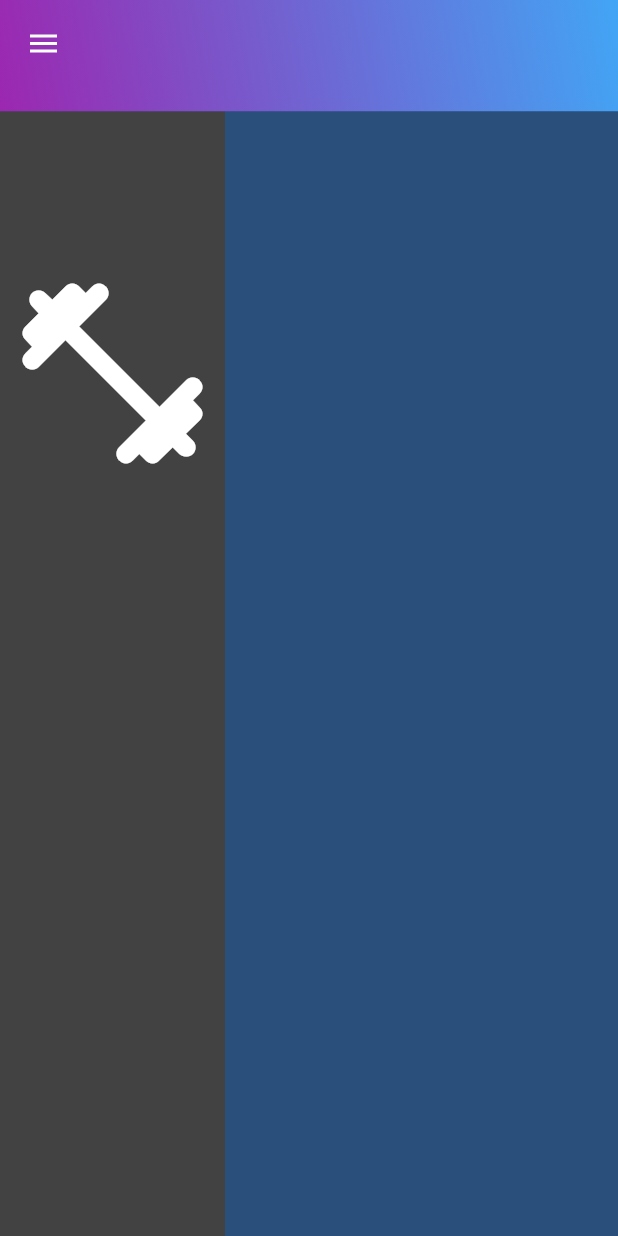
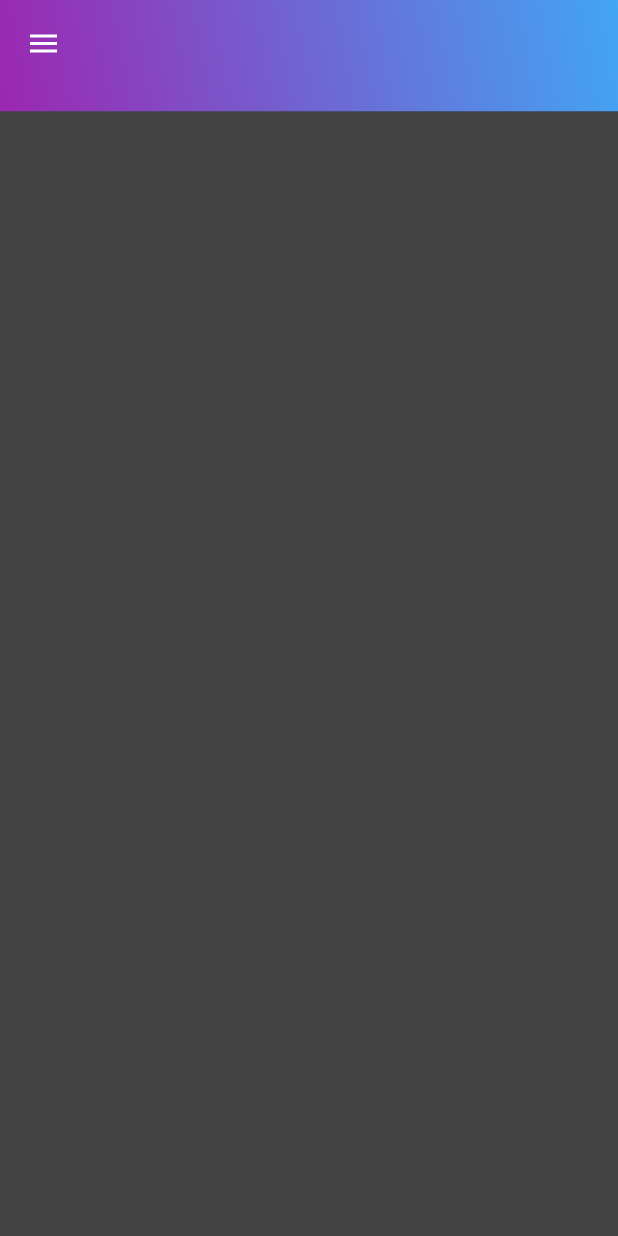
Before and after one commit to mr-scott-jordan/workout-app, a Flutter app: the ListOfWorkoutsPage screen opened by its route, on a phone screen of 412 x 824 dp. Run offline on Flutter 3.47's test engine with Material 2 defaults, Android fonts, the phone set to English and light mode, and no system bars; our stand-ins replace bloc, dartz, data_connection_checker, equatable, firebase_auth, firebase_core and 2 more; accounts and stored records are empty.

Commit message:
added BLoC

```diff
--- a/lib/features/high_intensity_interval/presentation/pages/list_of_workouts_page.dart
+++ b/lib/features/high_intensity_interval/presentation/pages/list_of_workouts_page.dart
@@ -2,36 +2,21 @@ import 'package:flutter/material.dart';
 import 'package:flutter_bloc/flutter_bloc.dart';
 
 import '../bloc/workout_bloc.dart';
-import '../widgets/formatted_button.dart';
 import '../widgets/page_animation_widget.dart';
-import 'equipment_page.dart';
 
 class ListOfWorkoutsPage extends StatelessWidget {
   static const routeName = '/list-of-workouts-page';
   @override
   Widget build(BuildContext context) {
-    return BlocBuilder<WorkoutBloc, WorkoutState>(
+    return BlocConsumer<WorkoutBloc, WorkoutState>(
+      listener: (context, state) {
+        // react to states here
+      },
       builder: (context, state) {
         if (state is WorkoutLoadedState) {
           return PageAnimationWidget(
             body: Container(
               color: Color(0xff424242),
-              child: Column(
-                children: [
-                  SizedBox(
-                    height: 100,
-                  ),
-                  Container(
-                    child: Icon(
-                      Icons.fitness_center_rounded,
-                      size: 150,
-                    ),
-                  ),
-                  SizedBox(
-                    height: 100,
-                  ),
-                ],
-              ),
             ),
           );
         } else {
```
